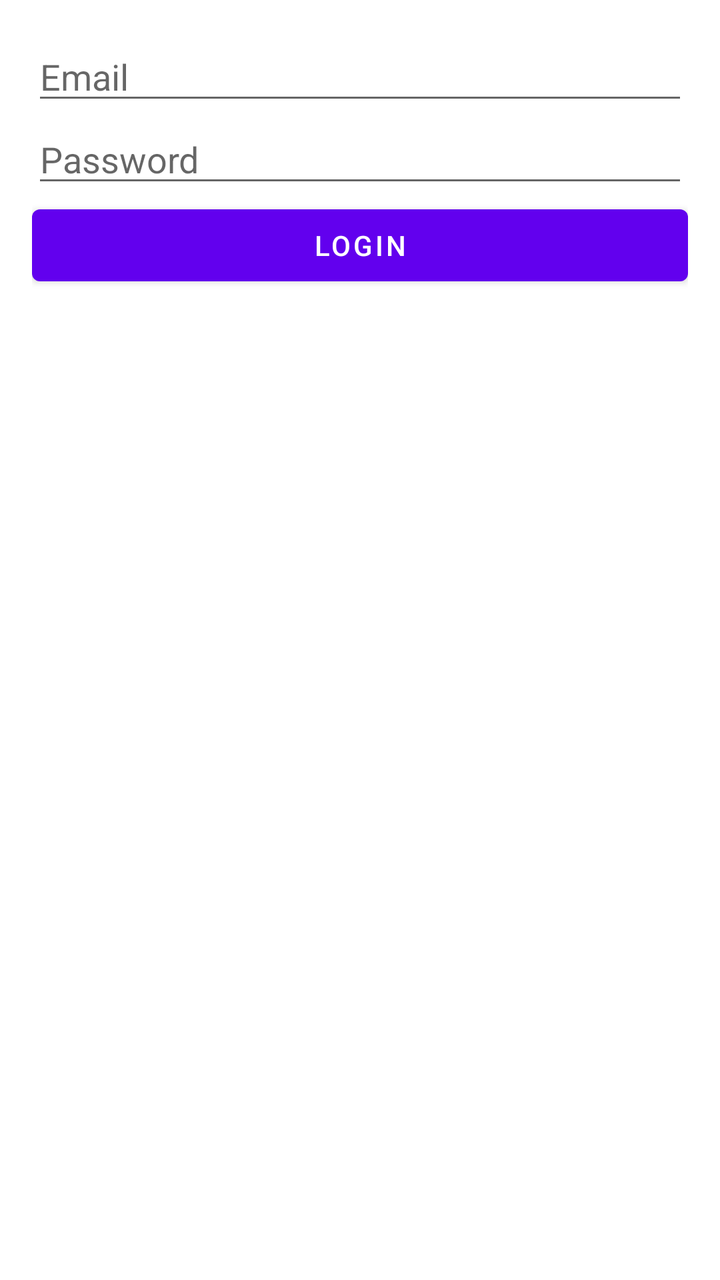
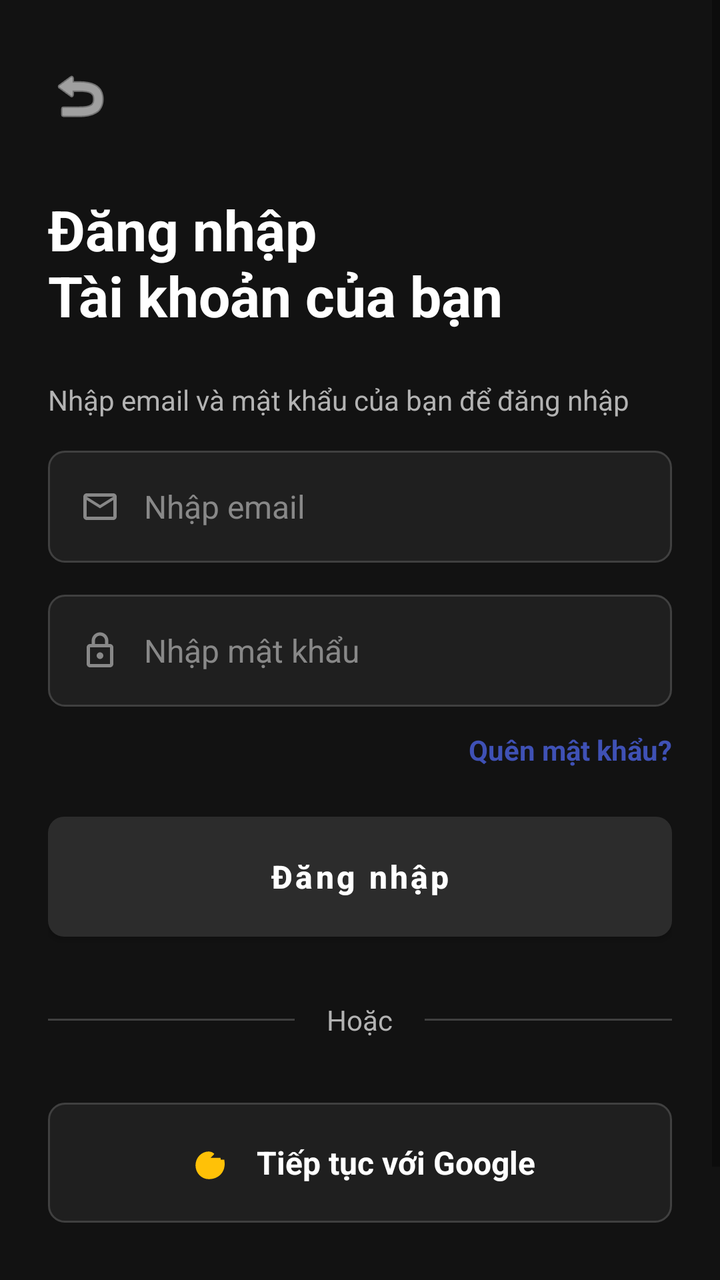

Before-and-after screenshots of an Android layout around one commit, followed by the original layout XML and the change that was made.
<!-- AndroidManifest.xml: application theme Theme.ComicVerseV1 -->
<!-- res/layout/fragment_login.xml -->
<?xml version="1.0" encoding="utf-8"?>
<LinearLayout xmlns:android="http://schemas.android.com/apk/res/android"
    android:layout_width="match_parent"
    android:layout_height="match_parent"
    android:orientation="vertical"
    android:padding="16dp">

    <EditText
        android:id="@+id/edtEmail"
        android:layout_width="match_parent"
        android:layout_height="wrap_content"
        android:hint="Email"
        android:inputType="textEmailAddress" />

    <EditText
        android:id="@+id/edtPassword"
        android:layout_width="match_parent"
        android:layout_height="wrap_content"
        android:hint="Password"
        android:inputType="textPassword" />

    <Button
        android:id="@+id/btnLogin"
        android:layout_width="match_parent"
        android:layout_height="wrap_content"
        android:text="Login" />

    <ProgressBar
        android:id="@+id/progressBar"
        android:layout_width="wrap_content"
        android:layout_height="wrap_content"
        android:layout_gravity="center"
        android:visibility="gone" />

</LinearLayout>
<!-- resources referenced by this layout -->
<resources>
  <style name="Theme.ComicVerseV1" parent="Theme.MaterialComponents.DayNight.DarkActionBar">
          
          <item name="colorPrimary">@color/purple_500</item>
          <item name="colorPrimaryVariant">@color/purple_700</item>
          <item name="colorOnPrimary">@color/white</item>
          
          <item name="colorSecondary">@color/teal_200</item>
          <item name="colorSecondaryVariant">@color/teal_700</item>
          <item name="colorOnSecondary">@color/black</item>
          
          <item name="android:statusBarColor">?attr/colorPrimaryVariant</item>
          
      </style>
  <color name="purple_500">#FF6200EE</color>
  <color name="purple_700">#FF3700B3</color>
  <color name="white">#FFFFFFFF</color>
  <color name="teal_200">#FF03DAC5</color>
  <color name="teal_700">#FF018786</color>
  <color name="black">#FF000000</color>
</resources>

<!-- the commit's change to res/layout/fragment_login.xml (unified diff, before → after) -->
@@ -1,35 +1,228 @@
 <?xml version="1.0" encoding="utf-8"?>
-<LinearLayout xmlns:android="http://schemas.android.com/apk/res/android"
+<ScrollView xmlns:android="http://schemas.android.com/apk/res/android"
+    xmlns:app="http://schemas.android.com/apk/res-auto"
     android:layout_width="match_parent"
     android:layout_height="match_parent"
-    android:orientation="vertical"
-    android:padding="16dp">
-
-    <EditText
-        android:id="@+id/edtEmail"
+    android:background="#121212"
+    android:fillViewport="true">
+
+    <androidx.constraintlayout.widget.ConstraintLayout
         android:layout_width="match_parent"
         android:layout_height="wrap_content"
-        android:hint="Email"
-        android:inputType="textEmailAddress" />
-
-    <EditText
-        android:id="@+id/edtPassword"
-        android:layout_width="match_parent"
-        android:layout_height="wrap_content"
-        android:hint="Password"
-        android:inputType="textPassword" />
-
-    <Button
-        android:id="@+id/btnLogin"
-        android:layout_width="match_parent"
-        android:layout_height="wrap_content"
-        android:text="Login" />
-
-    <ProgressBar
-        android:id="@+id/progressBar"
-        android:layout_width="wrap_content"
-        android:layout_height="wrap_content"
-        android:layout_gravity="center"
-        android:visibility="gone" />
-
-</LinearLayout>
+        android:paddingHorizontal="24dp"
+        android:paddingTop="32dp"
+        android:paddingBottom="24dp">
+
+        <ImageView
+            android:id="@+id/btnBack"
+            android:layout_width="32dp"
+            android:layout_height="32dp"
+            android:src="@android:drawable/ic_menu_revert"
+            app:tint="#FFFFFF"
+            app:layout_constraintStart_toStartOf="parent"
+            app:layout_constraintTop_toTopOf="parent" />
+
+        <TextView
+            android:id="@+id/textTitle"
+            android:layout_width="wrap_content"
+            android:layout_height="wrap_content"
+            android:layout_marginTop="32dp"
+            android:text="Đăng nhập\nTài khoản của bạn"
+            android:textColor="#FFFFFF"
+            android:textSize="28sp"
+            android:textStyle="bold"
+            app:layout_constraintStart_toStartOf="parent"
+            app:layout_constraintTop_toBottomOf="@id/btnBack" />
+
+        <TextView
+            android:id="@+id/textSubtitle"
+            android:layout_width="wrap_content"
+            android:layout_height="wrap_content"
+            android:layout_marginTop="24dp"
+            android:text="Nhập email và mật khẩu của bạn để đăng nhập"
+            android:textColor="#B3B3B3"
+            android:textSize="14sp"
+            app:layout_constraintStart_toStartOf="parent"
+            app:layout_constraintTop_toBottomOf="@id/textTitle" />
+
+        
+        <LinearLayout
+            android:id="@+id/layoutEmail"
+            android:layout_width="match_parent"
+            android:layout_height="56dp"
+            android:layout_marginTop="16dp"
+            android:background="@drawable/bg_edit_text_auth"
+            android:gravity="center_vertical"
+            android:orientation="horizontal"
+            android:paddingHorizontal="16dp"
+            app:layout_constraintTop_toBottomOf="@id/textSubtitle">
+
+            <ImageView
+                android:layout_width="20dp"
+                android:layout_height="20dp"
+                android:src="@drawable/ic_auth_email" />
+
+            <EditText
+                android:id="@+id/edtEmail"
+                android:layout_width="match_parent"
+                android:layout_height="match_parent"
+                android:layout_marginStart="12dp"
+                android:background="@null"
+                android:hint="Nhập email"
+                android:inputType="textEmailAddress"
+                android:textColor="#FFFFFF"
+                android:textColorHint="#888888"
+                android:textSize="16sp" />
+        </LinearLayout>
+
+        
+        <LinearLayout
+            android:id="@+id/layoutPassword"
+            android:layout_width="match_parent"
+            android:layout_height="56dp"
+            android:layout_marginTop="16dp"
+            android:background="@drawable/bg_edit_text_auth"
+            android:gravity="center_vertical"
+            android:orientation="horizontal"
+            android:paddingHorizontal="16dp"
+            app:layout_constraintTop_toBottomOf="@id/layoutEmail">
+
+            <ImageView
+                android:layout_width="20dp"
+                android:layout_height="20dp"
+                android:src="@drawable/ic_auth_lock" />
+
+            <EditText
+                android:id="@+id/edtPassword"
+                android:layout_width="match_parent"
+                android:layout_height="match_parent"
+                android:layout_marginStart="12dp"
+                android:background="@null"
+                android:hint="Nhập mật khẩu"
+                android:inputType="textPassword"
+                android:textColor="#FFFFFF"
+                android:textColorHint="#888888"
+                android:textSize="16sp" />
+        </LinearLayout>
+
+        <TextView
+            android:id="@+id/textForgotPassword"
+            android:layout_width="wrap_content"
+            android:layout_height="wrap_content"
+            android:layout_marginTop="12dp"
+            android:text="Quên mật khẩu?"
+            android:textColor="#3F51B5"
+            android:textSize="14sp"
+            android:textStyle="bold"
+            app:layout_constraintEnd_toEndOf="parent"
+            app:layout_constraintTop_toBottomOf="@id/layoutPassword" />
+
+        <Button
+            android:id="@+id/btnLogin"
+            android:layout_width="match_parent"
+            android:layout_height="60dp"
+            android:layout_marginTop="24dp"
+            android:background="@drawable/bg_button_auth"
+            android:text="Đăng nhập"
+            android:textAllCaps="false"
+            android:textColor="#FFFFFF"
+            android:textSize="16sp"
+            android:textStyle="bold"
+            app:backgroundTint="@null"
+            app:layout_constraintTop_toBottomOf="@id/textForgotPassword" />
+
+        <ProgressBar
+            android:id="@+id/progressBar"
+            android:layout_width="wrap_content"
+            android:layout_height="wrap_content"
+            android:layout_marginTop="8dp"
+            android:visibility="gone"
+            app:layout_constraintEnd_toEndOf="parent"
+            app:layout_constraintStart_toStartOf="parent"
+            app:layout_constraintTop_toBottomOf="@id/btnLogin" />
+
+        <LinearLayout
+            android:id="@+id/layoutOr"
+            android:layout_width="match_parent"
+            android:layout_height="wrap_content"
+            android:layout_marginTop="32dp"
+            android:gravity="center_vertical"
+            android:orientation="horizontal"
+            app:layout_constraintTop_toBottomOf="@id/progressBar">
+
+            <View
+                android:layout_width="0dp"
+                android:layout_height="1dp"
+                android:layout_weight="1"
+                android:background="#404040" />
+
+            <TextView
+                android:layout_width="wrap_content"
+                android:layout_height="wrap_content"
+                android:layout_marginHorizontal="16dp"
+                android:text="Hoặc"
+                android:textColor="#B3B3B3"
+                android:textSize="14sp" />
+
+            <View
+                android:layout_width="0dp"
+                android:layout_height="1dp"
+                android:layout_weight="1"
+                android:background="#404040" />
+        </LinearLayout>
+
+        <LinearLayout
+            android:id="@+id/btnGoogle"
+            android:layout_width="match_parent"
+            android:layout_height="60dp"
+            android:layout_marginTop="32dp"
+            android:background="@drawable/bg_edit_text_auth"
+            android:gravity="center"
+            android:orientation="horizontal"
+            app:layout_constraintTop_toBottomOf="@id/layoutOr">
+
+            <ImageView
+                android:layout_width="24dp"
+                android:layout_height="24dp"
+                android:src="@drawable/ic_google" />
+
+            <TextView
+                android:layout_width="wrap_content"
+                android:layout_height="wrap_content"
+                android:layout_marginStart="12dp"
+                android:text="Tiếp tục với Google"
+                android:textColor="#FFFFFF"
+                android:textSize="16sp"
+                android:textStyle="bold" />
+        </LinearLayout>
+
+        <LinearLayout
+            android:layout_width="wrap_content"
+            android:layout_height="wrap_content"
+            android:layout_marginTop="48dp"
+            android:orientation="horizontal"
+            app:layout_constraintBottom_toBottomOf="parent"
+            app:layout_constraintEnd_toEndOf="parent"
+            app:layout_constraintStart_toStartOf="parent"
+            app:layout_constraintTop_toBottomOf="@id/btnGoogle"
+            app:layout_constraintVertical_bias="1.0">
+
+            <TextView
+                android:layout_width="wrap_content"
+                android:layout_height="wrap_content"
+                android:text="Bạn chưa có tài khoản? "
+                android:textColor="#B3B3B3"
+                android:textSize="14sp" />
+
+            <TextView
+                android:id="@+id/textRegister"
+                android:layout_width="wrap_content"
+                android:layout_height="wrap_content"
+                android:text="Đăng ký"
+                android:textColor="#3F51B5"
+                android:textSize="14sp"
+                android:textStyle="bold" />
+        </LinearLayout>
+
+    </androidx.constraintlayout.widget.ConstraintLayout>
+</ScrollView>
<!-- resource entries referenced after the edit -->
@@ -1,5 +1,40 @@
 <!-- resources referenced by this layout -->
 <resources>
+  <!-- drawable bg_button_auth (drawable) -->
+  <?xml version="1.0" encoding="utf-8"?>
+  <shape xmlns:android="http://schemas.android.com/apk/res/android"
+      android:shape="rectangle">
+      <corners android:radius="8dp" />
+      <solid android:color="#2c2c2c" />
+  </shape>
+  <!-- drawable bg_edit_text_auth (drawable) -->
+  <?xml version="1.0" encoding="utf-8"?>
+  <shape xmlns:android="http://schemas.android.com/apk/res/android"
+      android:shape="rectangle">
+      <corners android:radius="8dp" />
+      <solid android:color="#1F1F1F" />
+      <stroke
+          android:width="1dp"
+          android:color="#404040" />
+  </shape>
+  <!-- drawable ic_auth_email (drawable) -->
+  <vector xmlns:android="http://schemas.android.com/apk/res/android"
+      android:width="24dp" android:height="24dp"
+      android:viewportWidth="24.0" android:viewportHeight="24.0">
+      <path android:fillColor="#888888" android:pathData="M20,4H4C2.9,4 2.01,4.9 2.01,6L2,18C2,19.1 2.9,20 4,20H20C21.1,20 22,19.1 22,18V6C22,4.9 21.1,4 20,4ZM20,18H4V8L12,13L20,8V18ZM12,11L4,6H20L12,11Z"/>
+  </vector>
+  <!-- drawable ic_auth_lock (drawable) -->
+  <vector xmlns:android="http://schemas.android.com/apk/res/android"
+      android:width="24dp" android:height="24dp"
+      android:viewportWidth="24.0" android:viewportHeight="24.0">
+      <path android:fillColor="#888888" android:pathData="M18,8H17V6C17,3.24 14.76,1 12,1C9.24,1 7,3.24 7,6V8H6C4.9,8 4,8.9 4,10V20C4,21.1 4.9,22 6,22H18C19.1,22 20,21.1 20,20V10C20,8.9 19.1,8 18,8ZM9,6C9,4.34 10.34,3 12,3C13.66,3 15,4.34 15,6V8H9V6ZM18,20H6V10H18V20ZM12,17C13.1,17 14,16.1 14,15C14,13.9 13.1,13 12,13C10.9,13 10,13.9 10,15C10,16.1 10.9,17 12,17Z"/>
+  </vector>
+  <!-- drawable ic_google (drawable) -->
+  <vector xmlns:android="http://schemas.android.com/apk/res/android"
+      android:width="24dp" android:height="24dp"
+      android:viewportWidth="24.0" android:viewportHeight="24.0">
+      <path android:fillColor="#FFC107" android:pathData="M12.24,10.28L14.64,7.88C13.97,7.21 13.06,6.85 12.01,6.85C9.79,6.85 7.91,8.39 7.26,10.39C7.09,10.89 7,11.43 7,12C7,12.57 7.09,13.11 7.26,13.61C7.91,15.61 9.79,17.15 12.01,17.15C14.04,17.15 15.68,16.42 16.71,15.22C17.65,14.13 18.06,12.56 18.06,10.8C18.06,10.42 18.01,10 17.91,9.6H12.01V12.19H15.17C14.99,13.05 14.4,13.84 13.56,14.29C13.15,14.53 12.63,14.68 12.01,14.68C10.51,14.68 9.24,13.65 8.79,12.27C8.67,11.9 8.6,11.51 8.6,11.12C8.6,10.72 8.67,10.33 8.79,9.97C9.24,8.58 10.51,7.56 12.01,7.56C12.8,7.56 13.51,7.87 14.03,8.35L14.81,7.57C14.07,6.86 13.1,6.43 12.01,6.43C9.07,6.43 6.6,8.47 5.76,11.16C5.55,11.85 5.43,12.58 5.43,13.34C5.43,14.09 5.55,14.82 5.76,15.51C6.6,18.2 9.07,20.24 12.01,20.24C14.51,20.24 16.54,19.38 17.96,17.92C19.29,16.55 20,14.68 20,12.53C20,11.83 19.92,11.14 19.78,10.46H12.24V10.28Z"/>
+  </vector>
   <style name="Theme.ComicVerseV1" parent="Theme.MaterialComponents.DayNight.DarkActionBar">
           
           <item name="colorPrimary">@color/purple_500</item>
